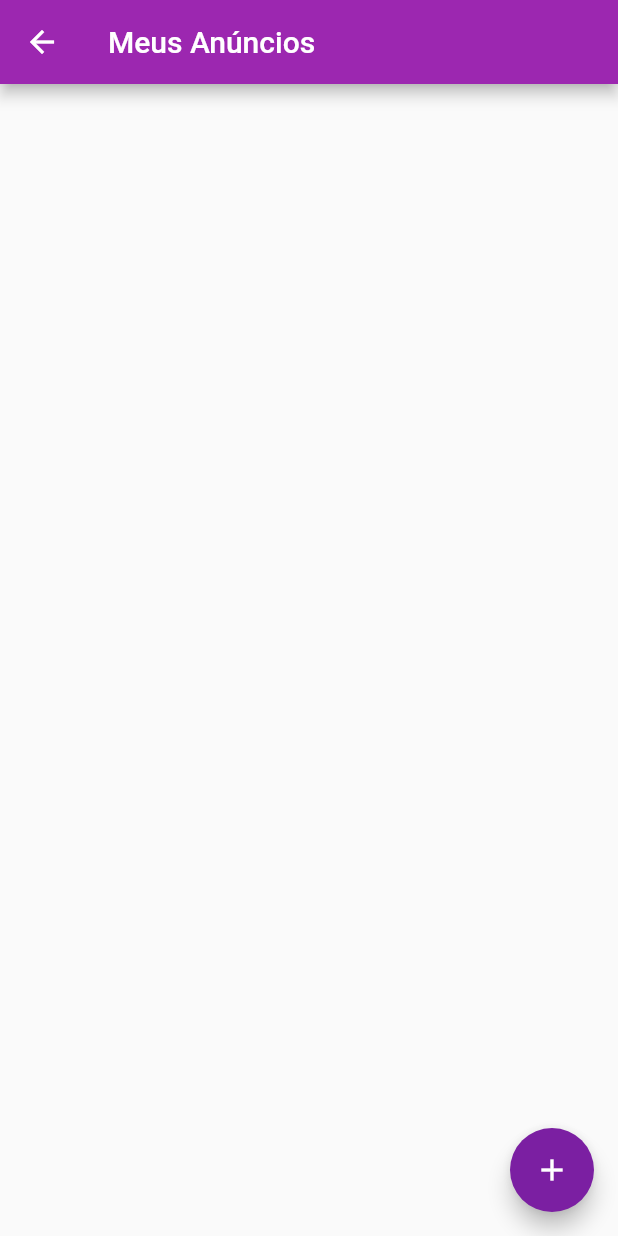
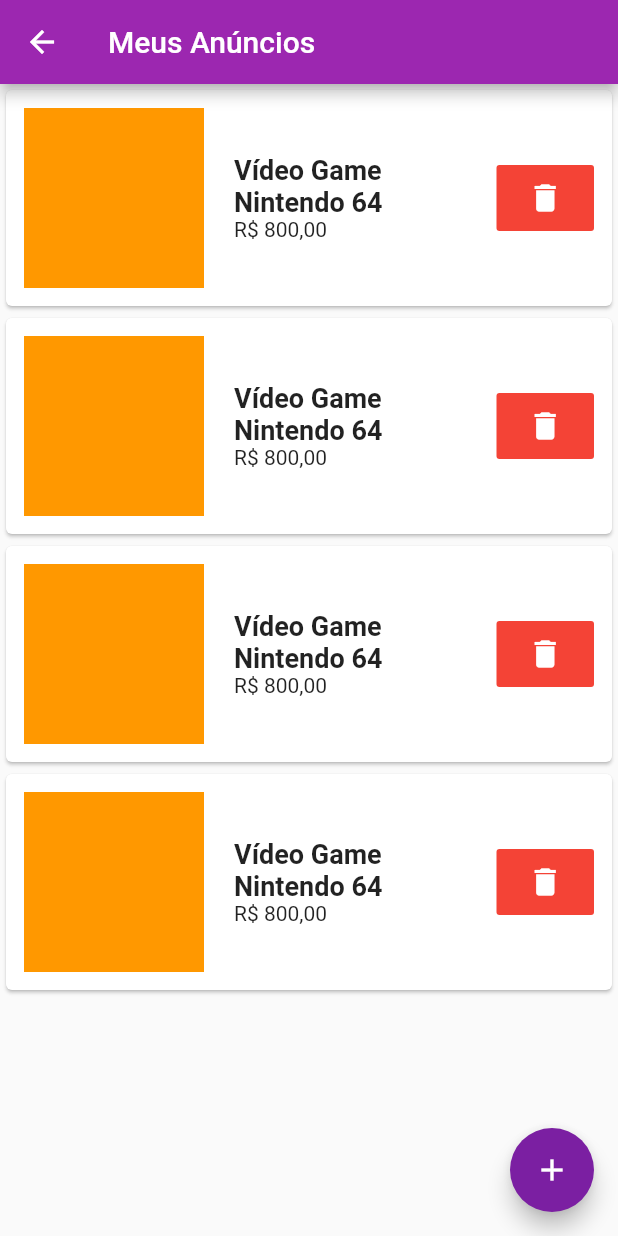
Before and after one commit to soapmactavish23/olx-flutter, a Flutter app: the MeusAnuncios screen opened by its route, on a phone screen of 412 x 824 dp. Run offline on Flutter 3.47's test engine with Material 2 defaults, Android fonts, the phone set to English and light mode, and no system bars; our stand-ins replace brasil_fields, cloud_firestore, firebase_auth, firebase_core, firebase_storage, image_picker; missing offline and left inert: validadores; accounts and stored records are empty.

Commit message:
Criando interface meus anúncios

```diff
--- a/lib/view/MeusAnuncios.dart
+++ b/lib/view/MeusAnuncios.dart
@@ -1,4 +1,5 @@
 import 'package:flutter/material.dart';
+import 'package:olx/view/widgets/ItemAnuncio.dart';
 
 class MeusAnuncios extends StatefulWidget {
   @override
@@ -19,7 +20,12 @@
           Navigator.pushNamed(context, "/novo-anuncio");
         },
       ),
-      body: Container(),
+      body: ListView.builder(
+        itemCount: 4,
+          itemBuilder: (context, indice){
+            return ItemAnuncio();
+          }
+      ),
     );
   }
 }
--- a/lib/view/NovoAnuncio.dart
+++ b/lib/view/NovoAnuncio.dart
@@ -67,7 +67,7 @@
         .doc(_anuncio.id)
         .set(_anuncio.toMap()).then((_){
           Navigator.pop(_dialogContext);
-          Navigator.pushReplacementNamed(context, "/meus-anuncios");
+          Navigator.pop(context);
     });
   }
 
--- /dev/null
+++ b/lib/view/widgets/ItemAnuncio.dart
@@ -0,0 +1,51 @@
+import 'package:flutter/material.dart';
+
+class ItemAnuncio extends StatelessWidget {
+  @override
+  Widget build(BuildContext context) {
+    return GestureDetector(
+      onTap: () {},
+      child: Card(
+        child: Padding(
+          padding: EdgeInsets.all(12),
+          child: Row(
+            children: [
+              SizedBox(
+                width: 120,
+                height: 120,
+                child: Container(
+                  color: Colors.orange,
+                ),
+              ),
+              Expanded(
+                  flex: 3,
+                  child: Padding(
+                    padding: EdgeInsets.symmetric(horizontal: 20, vertical: 8),
+                    child: Column(
+                      crossAxisAlignment: CrossAxisAlignment.start,
+                      children: [
+                        Text(
+                          "Vídeo Game Nintendo 64",
+                          style: TextStyle(
+                              fontSize: 18, fontWeight: FontWeight.bold),
+                        ),
+                        Text("R\$ 800,00")
+                      ],
+                    ),
+                  )),
+              Expanded(
+                  flex: 1,
+                  child: FlatButton(
+                    color: Colors.red,
+                    padding: EdgeInsets.all(10),
+                    onPressed: (){},
+                    child: Icon(Icons.delete, color: Colors.white,),
+                  )
+              )
+            ],
+          ),
+        ),
+      ),
+    );
+  }
+}
```
